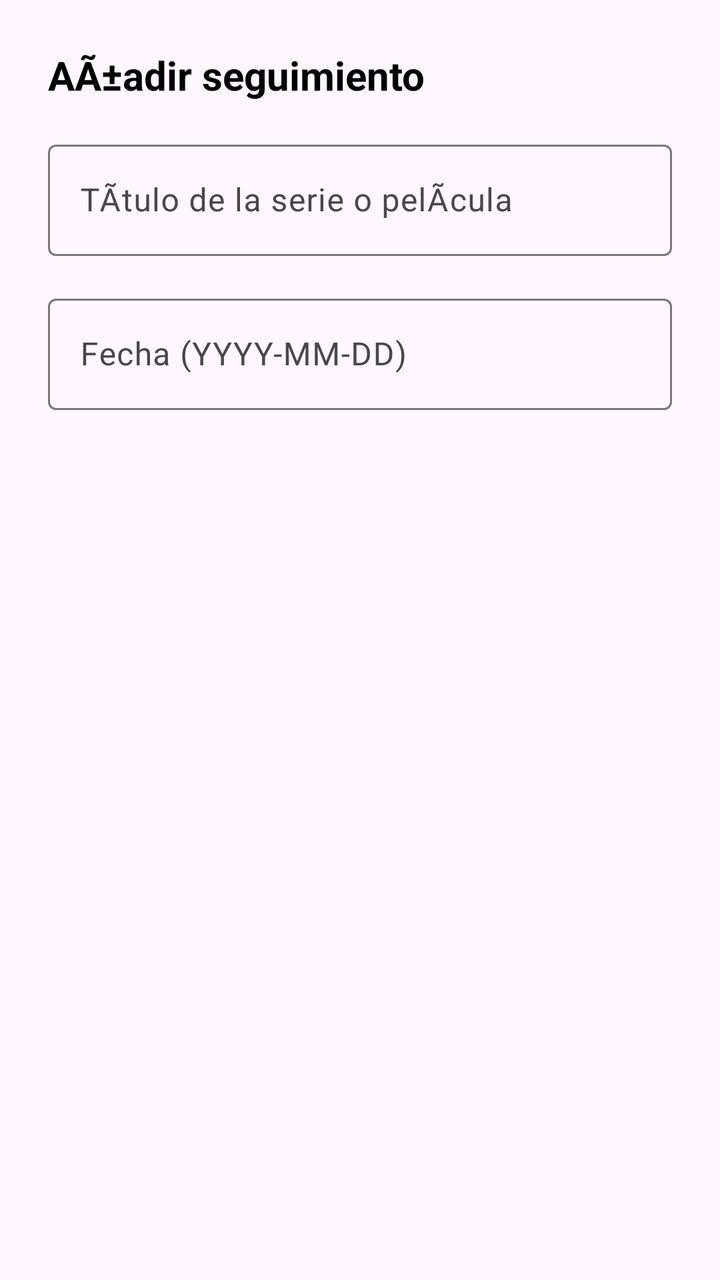
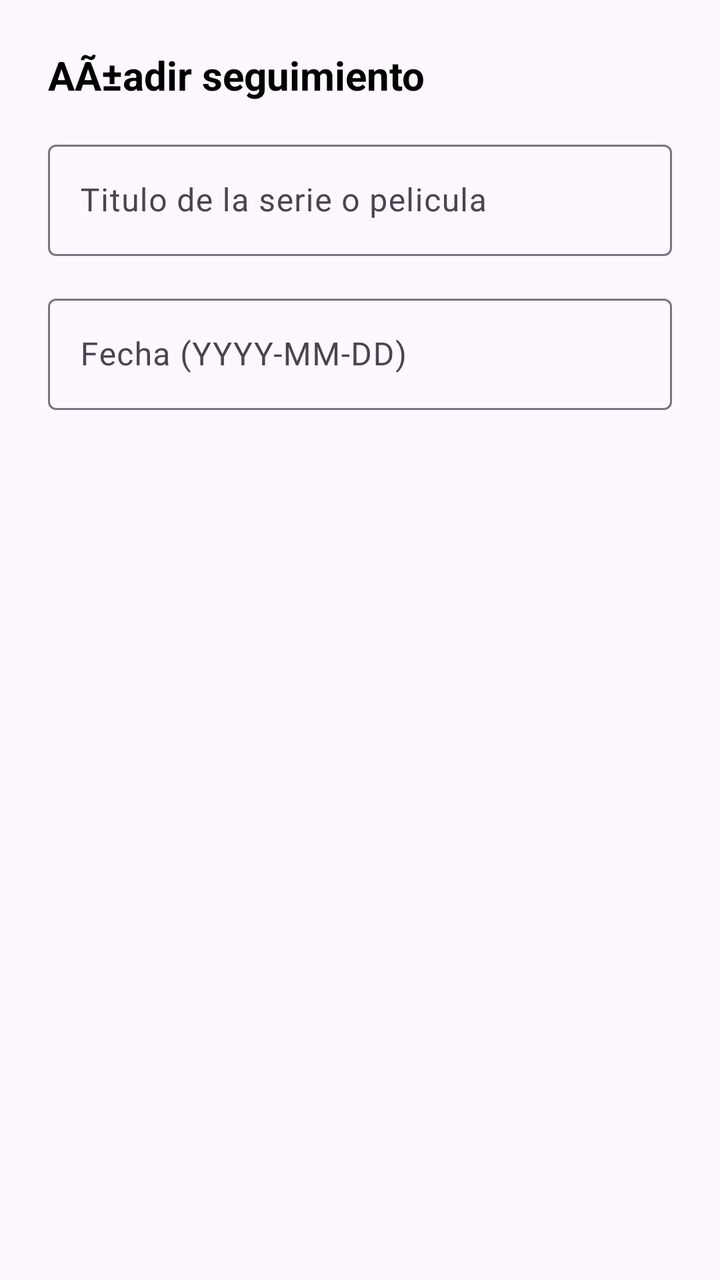

Two renders of the same Android screen: before a commit and after it. Below are the layout's source before the change and the commit's diff.
<!-- AndroidManifest.xml: application theme Theme.Repaso -->
<!-- res/layout/dialog_add_seguimiento.xml -->
<?xml version="1.0" encoding="utf-8"?>
<LinearLayout xmlns:android="http://schemas.android.com/apk/res/android"
    android:layout_width="match_parent"
    android:layout_height="wrap_content"
    android:orientation="vertical"
    android:padding="24dp">

    <TextView
        android:layout_width="wrap_content"
        android:layout_height="wrap_content"
        android:text="AÃ±adir seguimiento"
        android:textSize="20sp"
        android:textStyle="bold"
        android:textColor="#000000"
        android:layout_marginBottom="16dp"/>

    <com.google.android.material.textfield.TextInputLayout
        android:layout_width="match_parent"
        android:layout_height="wrap_content"
        android:layout_marginBottom="16dp">
        
        <com.google.android.material.textfield.TextInputEditText
            android:id="@+id/editTitulo"
            android:layout_width="match_parent"
            android:layout_height="wrap_content"
            android:hint="TÃ­tulo de la serie o pelÃ­cula" />
    </com.google.android.material.textfield.TextInputLayout>

    
    <com.google.android.material.textfield.TextInputLayout
        android:layout_width="match_parent"
        android:layout_height="wrap_content"
        android:layout_marginBottom="16dp">

        <com.google.android.material.textfield.TextInputEditText
            android:id="@+id/editFecha"
            android:layout_width="match_parent"
            android:layout_height="wrap_content"
            android:hint="Fecha (YYYY-MM-DD)" />
    </com.google.android.material.textfield.TextInputLayout>

</LinearLayout>
<!-- resources referenced by this layout -->
<resources>
  <style name="Theme.Repaso" parent="Base.Theme.Repaso" />
  <style name="Base.Theme.Repaso" parent="Theme.Material3.DayNight.NoActionBar">
          
          
      </style>
</resources>

<!-- the commit's change to res/layout/dialog_add_seguimiento.xml (unified diff, before → after) -->
@@ -23,10 +23,9 @@
             android:id="@+id/editTitulo"
             android:layout_width="match_parent"
             android:layout_height="wrap_content"
-            android:hint="TÃ­tulo de la serie o pelÃ­cula" />
+            android:hint="Titulo de la serie o pelicula" />
     </com.google.android.material.textfield.TextInputLayout>
 
-    
     <com.google.android.material.textfield.TextInputLayout
         android:layout_width="match_parent"
         android:layout_height="wrap_content"
